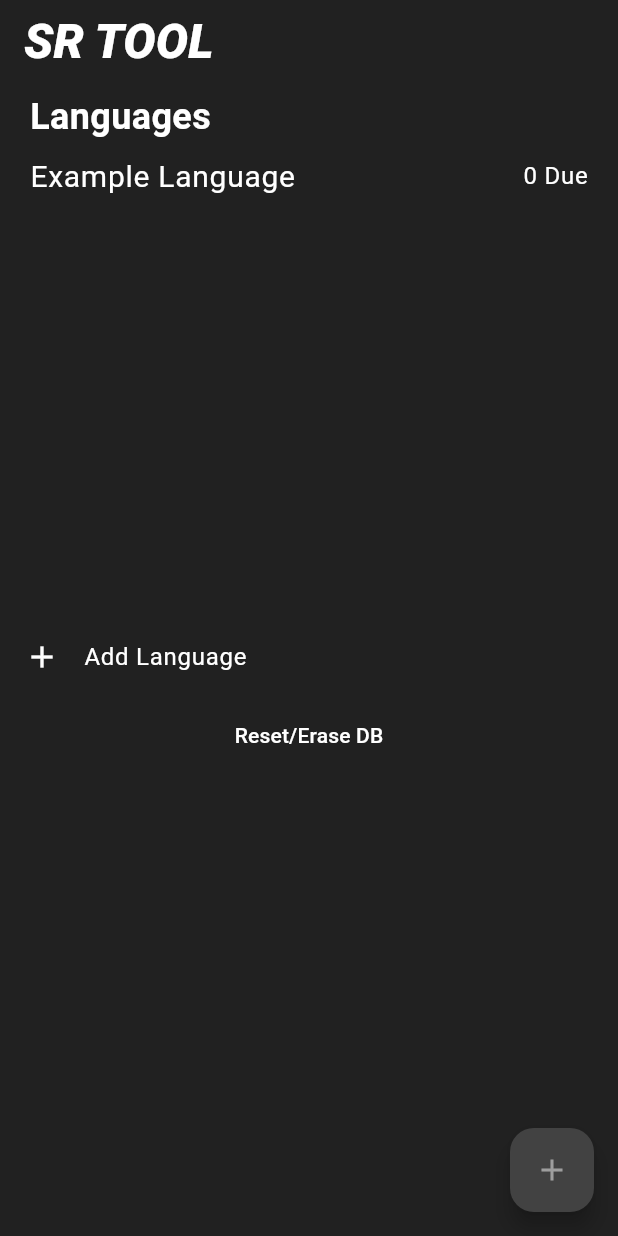
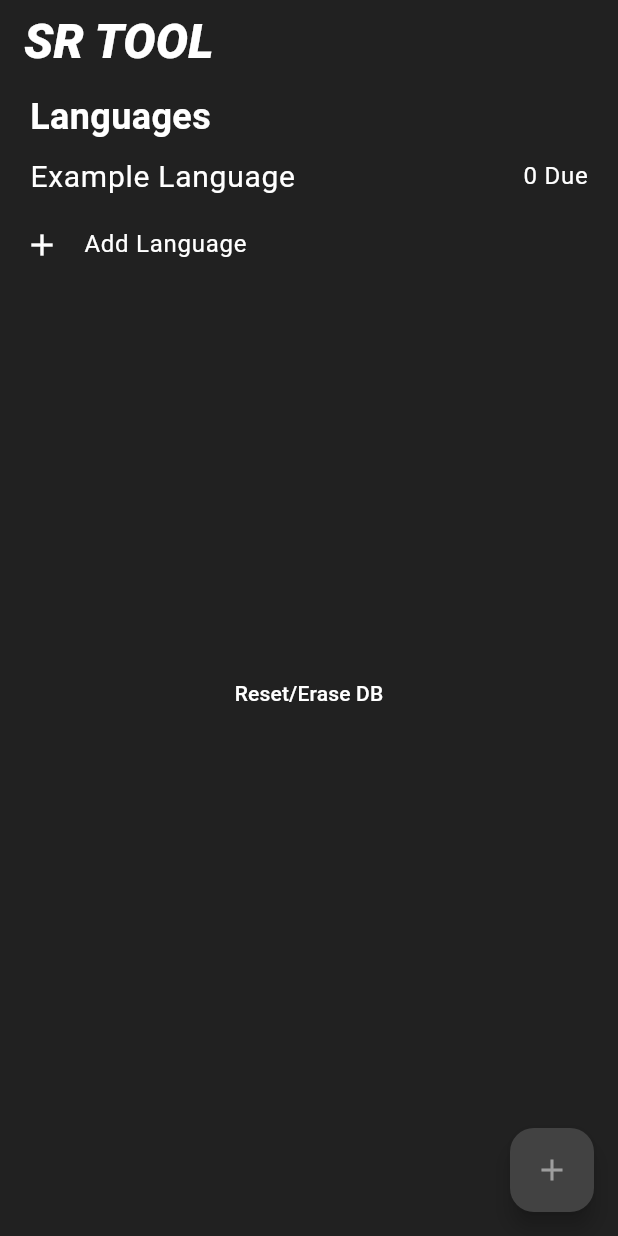
Before and after one commit to TheBeville/sr_language_tool, a Flutter app: the screen it shows after launch, on a phone screen of 412 x 824 dp. Run offline on Flutter 3.47's test engine with Material 3 defaults, Android fonts, the light colour scheme and no system bars; our stand-ins replace drift, drift_flutter, flutter_bloc, get_it; accounts and stored records are empty; generated files the repository leaves out were written again.

Commit message:
Update HomeView UI

```diff
--- a/lib/pages/home_view.dart
+++ b/lib/pages/home_view.dart
@@ -23,6 +23,12 @@ class _HomeViewState extends State<HomeView> {
   @override
   void initState() {
     super.initState();
+    context.read<ReviewSessionCubit>().getDueCards();
+  }
+
+  @override
+  void didChangeDependencies() {
+    super.didChangeDependencies();
     context.read<ReviewSessionCubit>().getDueCards();
   }
 
@@ -59,18 +65,20 @@ class _HomeViewState extends State<HomeView> {
                     ),
                   ),
                 ),
-                Expanded(
-                  flex: 1,
+                Flexible(
                   child: FutureBuilder<List<database_model.Language>>(
                     future: dBService.getAllLanguages(),
                     builder: (context, snapshot) {
                       if (snapshot.hasData &&
                           snapshot.connectionState == ConnectionState.done) {
                         return ListView.builder(
+                          itemCount: snapshot.data!.length + 1,
                           itemBuilder: (context, index) {
+                            if (index < snapshot.data!.length) {
                               final String selectedLanguage =
                                   snapshot.data![index].language;
-                            final int selectedLangID = snapshot.data![index].id;
+                              final int selectedLangID =
+                                  snapshot.data![index].id;
                               final int numDue = cards
                                   .where((l) => l.language == selectedLangID)
                                   .toList()
@@ -99,7 +107,8 @@ class _HomeViewState extends State<HomeView> {
                                   Navigator.push(
                                     context,
                                     MaterialPageRoute(
-                                    builder: (context) => LanguageOverviewPage(
+                                      builder: (context) =>
+                                          LanguageOverviewPage(
                                         selectedLanguage: selectedLanguage,
                                       ),
                                     ),
@@ -118,8 +127,10 @@ class _HomeViewState extends State<HomeView> {
                                             MaterialButton(
                                               child: const Text('Delete'),
                                               onPressed: () async {
-                                              final int langID = await dBService
-                                                  .getLangID(selectedLanguage);
+                                                final int langID =
+                                                    await dBService.getLangID(
+                                                  selectedLanguage,
+                                                );
 
                                                 setState(() {
                                                   dBService.deleteLang(langID);
@@ -142,16 +153,8 @@ class _HomeViewState extends State<HomeView> {
                                   );
                                 },
                               );
-                          },
-                          itemCount: snapshot.data!.length,
-                        );
                             } else {
-                        return const Text('Loading...');
-                      }
-                    },
-                  ),
-                ),
-                ListTile(
+                              return ListTile(
                                 leading: const Icon(Icons.add),
                                 title: const Text('Add Language'),
                                 onTap: () {
@@ -166,14 +169,16 @@ class _HomeViewState extends State<HomeView> {
                                       ),
                                       actions: [
                                         Row(
-                            mainAxisAlignment: MainAxisAlignment.spaceEvenly,
+                                          mainAxisAlignment:
+                                              MainAxisAlignment.spaceEvenly,
                                           children: [
                                             MaterialButton(
                                               child: const Text('Add'),
                                               onPressed: () {
                                                 setState(() {
-                                    dBService
-                                        .createLangCat(addLangController.text);
+                                                  dBService.createLangCat(
+                                                    addLangController.text,
+                                                  );
                                                 });
                                                 Navigator.of(context).pop();
                                               },
@@ -190,7 +195,17 @@ class _HomeViewState extends State<HomeView> {
                                     ),
                                   );
                                 },
+                              );
+                            }
+                          },
+                        );
+                      } else {
+                        return const Text('Loading...');
+                      }
+                    },
                   ),
+                ),
+                // ONLY USE IF NECESSARY, WIPES ALL DATA
                 MaterialButton(
                   onPressed: dBService.clearData,
                   child: const Text('Reset/Erase DB'),
```
Lines whose indentation alone changed are shown as unchanged.
